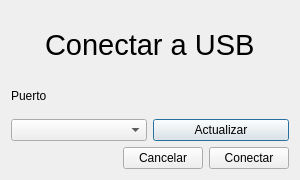
This is dialogconectarusb.ui in GabiAndi/Microcontroladores_2020_Autito_UI as Qt 5 draws it before an edit. The edited form follows.
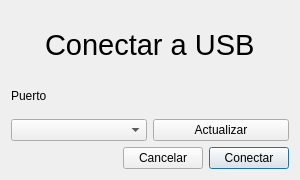
This is the edited form.

What changed in the file:
```diff
--- a/dialogconectarusb.ui
+++ b/dialogconectarusb.ui
@@ -166,6 +166,9 @@
        <property name="text">
         <string>Conectar</string>
        </property>
+       <property name="default">
+        <bool>true</bool>
+       </property>
       </widget>
      </item>
     </layout>
```
